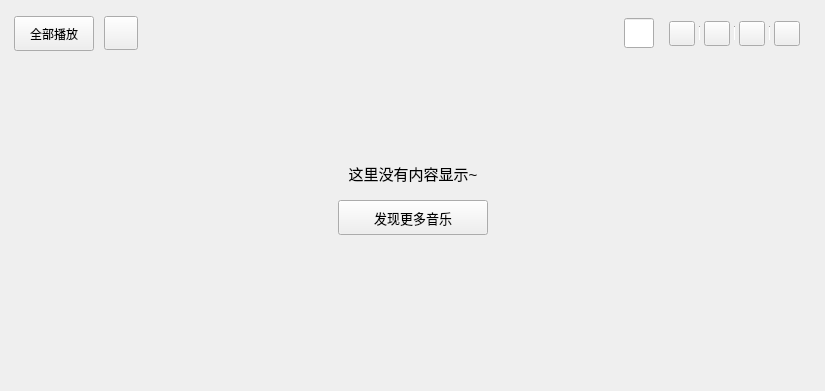
Old version of the form KuGouStart/MyCollection/SingleSong/SingleSong.ui in the repository a-mo-xi-wei/Qt-KuGouAppClient.
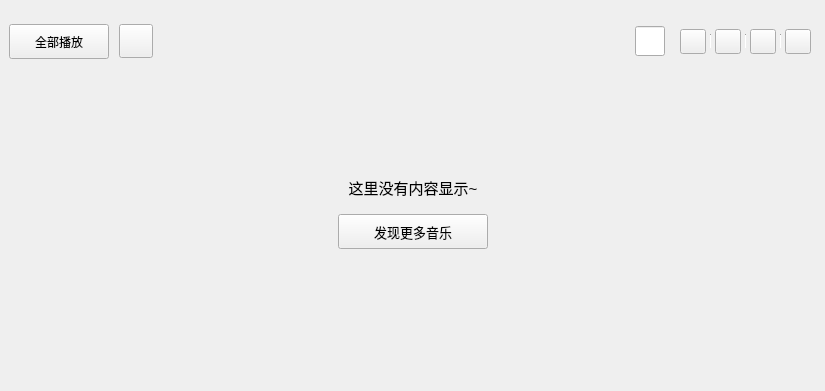
New version of the form. Custom widgets are drawn as their Qt base class.

Patch:
```diff
--- a/KuGouStart/MyCollection/SingleSong/SingleSong.ui
+++ b/KuGouStart/MyCollection/SingleSong/SingleSong.ui
@@ -14,6 +14,21 @@
    <string>SingleSong</string>
   </property>
   <layout class="QVBoxLayout" name="verticalLayout_2">
+   <property name="spacing">
+    <number>10</number>
+   </property>
+   <property name="leftMargin">
+    <number>0</number>
+   </property>
+   <property name="topMargin">
+    <number>15</number>
+   </property>
+   <property name="rightMargin">
+    <number>0</number>
+   </property>
+   <property name="bottomMargin">
+    <number>0</number>
+   </property>
    <item>
     <widget class="QWidget" name="operation_widget" native="true">
      <layout class="QHBoxLayout" name="horizontalLayout_9">
@@ -21,19 +36,25 @@
        <number>10</number>
       </property>
       <property name="leftMargin">
-       <number>3</number>
+       <number>9</number>
       </property>
       <property name="topMargin">
-       <number>5</number>
+       <number>9</number>
       </property>
       <property name="bottomMargin">
-       <number>5</number>
+       <number>9</number>
       </property>
       <item>
        <widget class="QToolButton" name="collect_play_toolButton">
         <property name="minimumSize">
          <size>
-          <width>80</width>
+          <width>100</width>
+          <height>35</height>
+         </size>
+        </property>
+        <property name="maximumSize">
+         <size>
+          <width>100</width>
           <height>35</height>
          </size>
         </property>
@@ -315,6 +336,12 @@
    </item>
    <item>
     <widget class="QWidget" name="widget_3" native="true">
+     <property name="sizePolicy">
+      <sizepolicy hsizetype="Expanding" vsizetype="Expanding">
+       <horstretch>0</horstretch>
+       <verstretch>0</verstretch>
+      </sizepolicy>
+     </property>
      <layout class="QVBoxLayout" name="verticalLayout" stretch="2,1,3">
       <item>
        <spacer name="verticalSpacer_2">
```
Left out of the diff: 3 changed lines with no effect on the pictures.
